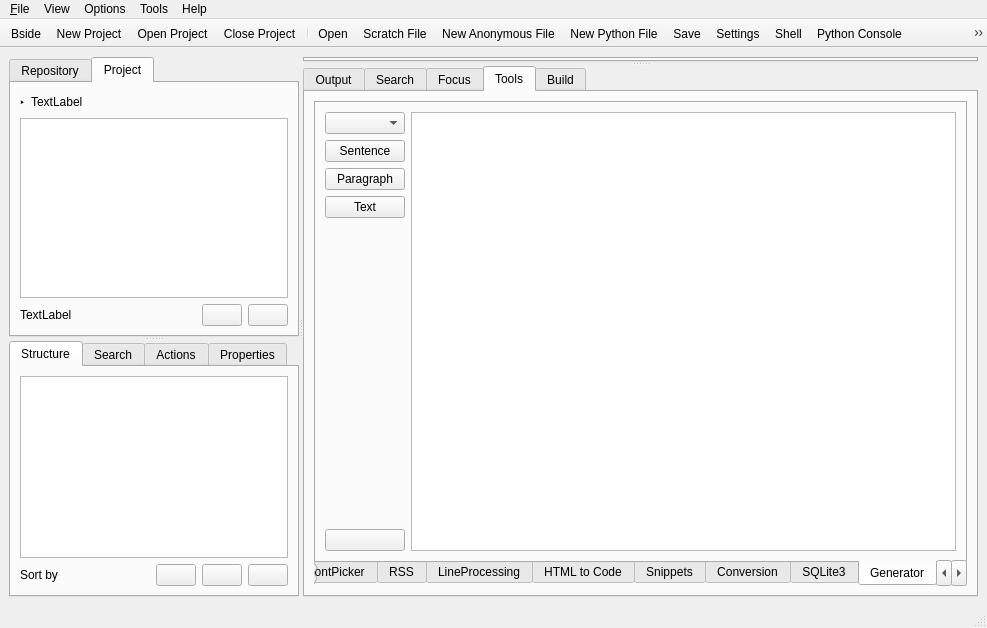
Above: src/mainwindow.ui from jplozf/bside before the change. Below: the same form after it.
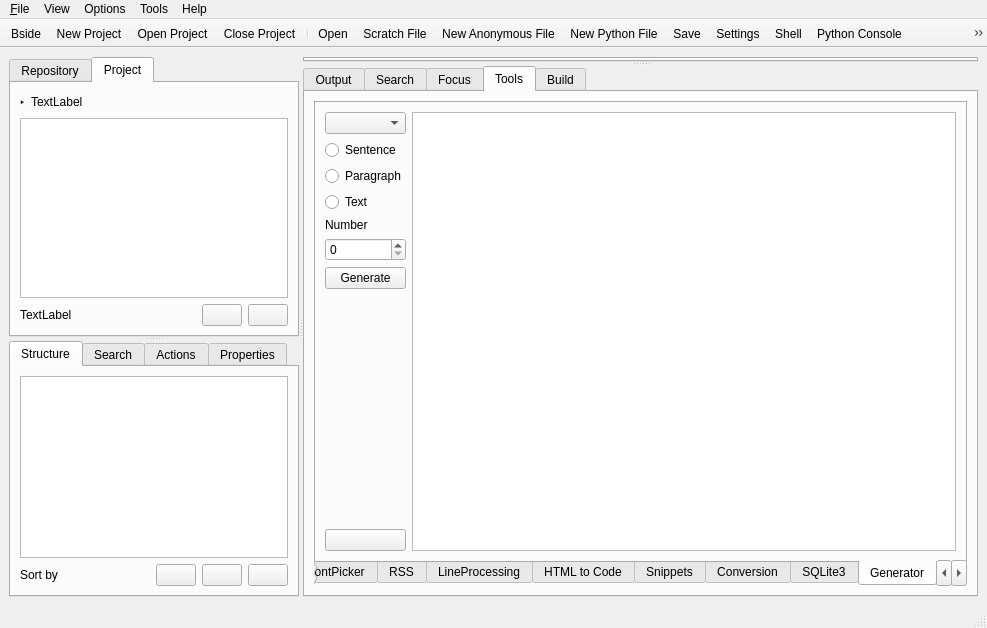
That is the form after the change. The open tabs and pages were chosen to show the change. Icons and pictures are not drawn.

Patch:
```diff
--- a/src/mainwindow.ui
+++ b/src/mainwindow.ui
@@ -736,26 +736,51 @@
                      <widget class="QComboBox" name="cbxLorem"/>
                     </item>
                     <item>
-                     <widget class="QPushButton" name="btnLoremSentence">
+                     <widget class="QRadioButton" name="chkLoremSentence">
                       <property name="text">
                        <string>Sentence</string>
                       </property>
                      </widget>
                     </item>
                     <item>
-                     <widget class="QPushButton" name="btnLoremParagraph">
+                     <widget class="QRadioButton" name="chkLoremParagraph">
                       <property name="text">
                        <string>Paragraph</string>
                       </property>
                      </widget>
                     </item>
                     <item>
-                     <widget class="QPushButton" name="btnLoremText">
+                     <widget class="QRadioButton" name="chkLoremText">
                       <property name="text">
                        <string>Text</string>
                       </property>
                      </widget>
                     </item>
+                    <item>
+                     <widget class="QLabel" name="label_3">
+                      <property name="text">
+                       <string>Number</string>
+                      </property>
+                     </widget>
+                    </item>
+                    <item>
+                     <layout class="QHBoxLayout" name="horizontalLayout_12">
+                      <item>
+                       <widget class="QSpinBox" name="spnLoremNumber">
+                        <property name="maximum">
+                         <number>4096</number>
+                        </property>
+                       </widget>
+                      </item>
+                     </layout>
+                    </item>
+                    <item>
+                     <widget class="QPushButton" name="btnLoremGenerate">
+                      <property name="text">
+                       <string>Generate</string>
+                      </property>
+                     </widget>
+                    </item>
                     <item>
                      <spacer name="verticalSpacer_4">
                       <property name="orientation">
@@ -783,7 +808,13 @@
                    </layout>
                   </item>
                   <item>
-                   <widget class="QPlainTextEdit" name="txtLorem"/>
+                   <widget class="QPlainTextEdit" name="txtLorem">
+                    <property name="font">
+                     <font>
+                      <family>Courier 10 Pitch</family>
+                     </font>
+                    </property>
+                   </widget>
                   </item>
                  </layout>
                 </item>
```
Left out of the diff: 18 changed lines with no effect on the pictures.
